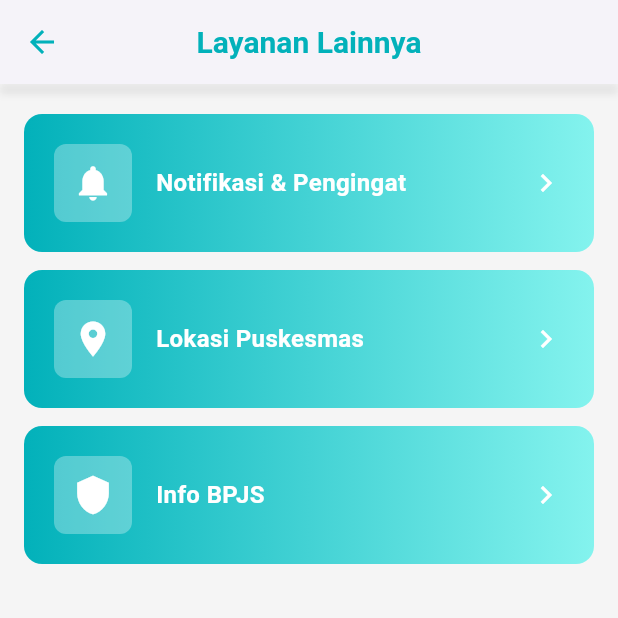
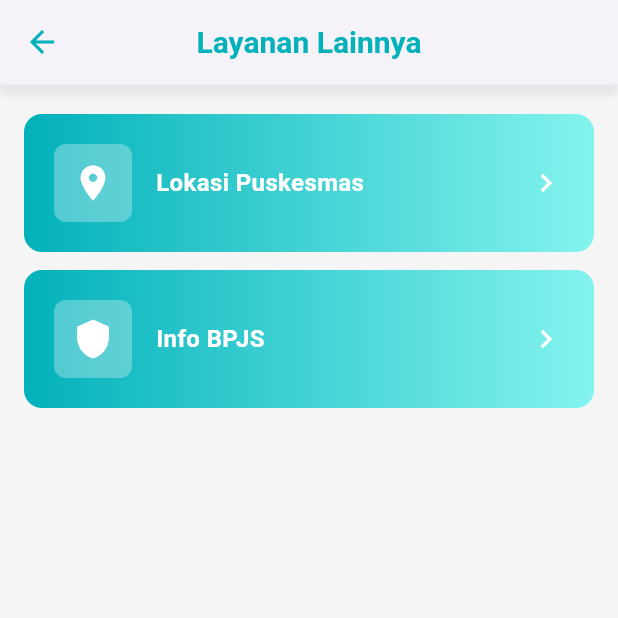
Before and after one commit to FaizalTrianto03/App-Puskesmas-Tugas-RI, a Flutter app: the PasienDashboardView screen opened by its route, after a tap on "Layanan Lainnya", on a phone screen of 412 x 824 dp, the top half of it. Run offline on Flutter 3.47's test engine with Material 3 defaults, Android fonts, the light colour scheme and no system bars; our stand-ins replace animate_do, firebase_core, flutter_dotenv, get, google_fonts, shared_preferences; accounts and stored records are empty.

Commit message:
Anisa 009 - fix: improve UI layout for pasien module v3 update

```diff
--- a/lib/app/modules/pasien/dashboard/views/pasien_dashboard_view.dart
+++ b/lib/app/modules/pasien/dashboard/views/pasien_dashboard_view.dart
@@ -2,6 +2,7 @@
 
 import '../../../../widgets/quarter_circle_background.dart';
 import '../../layanan_lainnya/views/layanan_lainnya_view.dart';
+import '../../notifikasi/views/notifikasi_list_view.dart';
 import '../../pendaftaran/views/pasien_pendaftaran_view.dart';
 import '../../profile/views/pasien_profile_view.dart';
 import '../../riwayat/views/riwayat_kunjungan_view.dart';
@@ -45,6 +46,53 @@
               fontWeight: FontWeight.bold,
             ),
           ),
+          actions: [
+            Stack(
+              children: [
+                IconButton(
+                  icon: const Icon(
+                    Icons.notifications_outlined,
+                    color: Color(0xFF02B1BA),
+                    size: 28,
+                  ),
+                  onPressed: () {
+                    Navigator.push(
+                      context,
+                      MaterialPageRoute(
+                        builder: (context) => const NotifikasiListView(),
+                      ),
+                    );
+                  },
+                ),
+                Positioned(
+                  right: 8,
+                  top: 8,
+                  child: Container(
+                    padding: const EdgeInsets.all(4),
+                    decoration: const BoxDecoration(
+                      color: Color(0xFFFF4242),
+                      shape: BoxShape.circle,
+                    ),
+                    constraints: const BoxConstraints(
+                      minWidth: 18,
+                      minHeight: 18,
+                    ),
+                    child: const Center(
+                      child: Text(
+                        '2',
+                        style: TextStyle(
+                          color: Colors.white,
+                          fontSize: 10,
+                          fontWeight: FontWeight.bold,
+                        ),
+                      ),
+                    ),
+                  ),
+                ),
+              ],
+            ),
+            const SizedBox(width: 8),
+          ],
         ),
         body: Column(
           children: [
--- a/lib/app/modules/pasien/layanan_lainnya/views/layanan_lainnya_view.dart
+++ b/lib/app/modules/pasien/layanan_lainnya/views/layanan_lainnya_view.dart
@@ -2,7 +2,6 @@
 
 import '../../bpjs/views/info_bpjs_view.dart';
 import '../../lokasi/views/lokasi_puskesmas_view.dart';
-import '../../notifikasi/views/notifikasi_list_view.dart';
 
 class LayananLainnyaView extends StatelessWidget {
   final bool hasActiveQueue;
@@ -51,20 +50,6 @@
               child: Column(
                 crossAxisAlignment: CrossAxisAlignment.start,
                 children: [
-                  _buildMenuButton(
-                    context,
-                    icon: Icons.notifications,
-                    title: 'Notifikasi & Pengingat',
-                    onTap: () {
-                      Navigator.push(
-                        context,
-                        MaterialPageRoute(
-                          builder: (context) => const NotifikasiListView(),
-                        ),
-                      );
-                    },
-                  ),
-                  const SizedBox(height: 12),
                   _buildMenuButton(
                     context,
                     icon: Icons.location_on,
--- a/lib/app/modules/pasien/status_antrean/views/status_antrean_view.dart
+++ b/lib/app/modules/pasien/status_antrean/views/status_antrean_view.dart
@@ -278,7 +278,6 @@
               ),
               const SizedBox(height: 24),
 
-              // Detail Pendaftaran
               Container(
                 width: double.infinity,
                 padding: const EdgeInsets.all(20),
```
Also changed, not shown: 2 other files.
